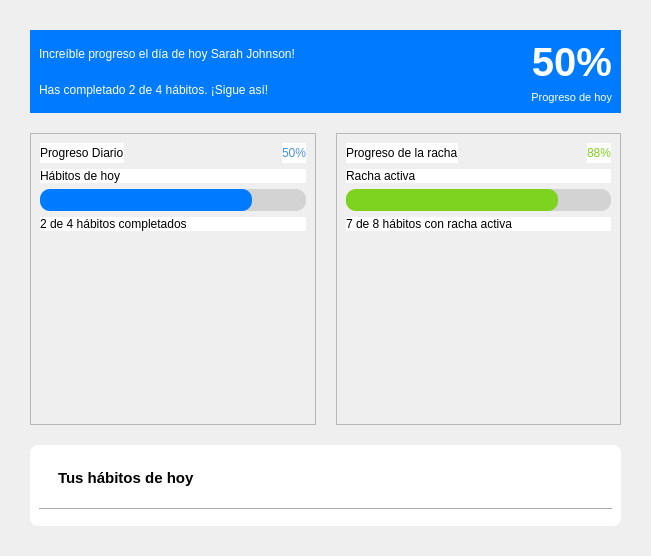
This is infraestructure/ui/pages/dashboard/dashboard_view.ui in judajaavAlt/PI2 as Qt 5 draws it before an edit. The edited form follows.
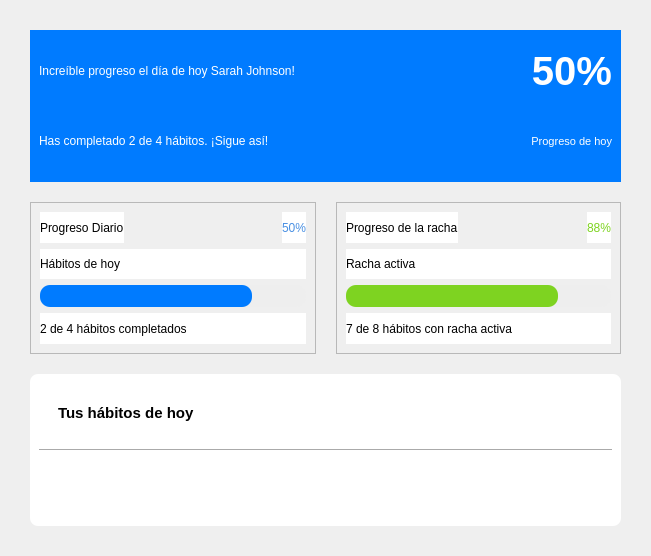
This is the edited form.

Commit message: adjusted dashboard habits widget

Diff of the .ui file:
```diff
--- a/infraestructure/ui/pages/dashboard/dashboard_view.ui
+++ b/infraestructure/ui/pages/dashboard/dashboard_view.ui
@@ -251,7 +251,7 @@
           <property name="styleSheet">
            <string notr="true">QProgressBar {
 	border-radius: 10px;
-	background: lightgray;  /* Color de fondo de la barra */
+	background: #EEEEEE;  /* Color de fondo de la barra */
 }
 QProgressBar::chunk {
 	background: #007BFF; /* Color de la parte llena de la barra */
@@ -276,19 +276,6 @@
           </property>
          </widget>
         </item>
-        <item>
-         <spacer name="verticalSpacer">
-          <property name="orientation">
-           <enum>Qt::Orientation::Vertical</enum>
-          </property>
-          <property name="sizeHint" stdset="0">
-           <size>
-            <width>20</width>
-            <height>40</height>
-           </size>
-          </property>
-         </spacer>
-        </item>
        </layout>
       </widget>
      </item>
@@ -354,7 +341,7 @@
           <property name="styleSheet">
            <string notr="true">QProgressBar {
 	border-radius: 10px;
-	background: lightgray;  /* Color de fondo de la barra */
+	background: #EEEEEE;  /* Color de fondo de la barra */
 }
 QProgressBar::chunk {
 	background: #7ED321; /* Color de la parte llena de la barra */
@@ -379,19 +366,6 @@
           </property>
          </widget>
         </item>
-        <item>
-         <spacer name="verticalSpacer_2">
-          <property name="orientation">
-           <enum>Qt::Orientation::Vertical</enum>
-          </property>
-          <property name="sizeHint" stdset="0">
-           <size>
-            <width>20</width>
-            <height>40</height>
-           </size>
-          </property>
-         </spacer>
-        </item>
        </layout>
       </widget>
      </item>
@@ -437,7 +411,14 @@
        </widget>
       </item>
       <item>
-       <widget class="QWidget" name="habitsContainer" native="true"/>
+       <widget class="QWidget" name="habitsContainer" native="true">
+        <property name="styleSheet">
+         <string notr="true">QWidget#habitsContainer {
+	margin:0;
+	padding:0;
+}</string>
+        </property>
+       </widget>
       </item>
      </layout>
     </widget>
```
Left out of the diff: 6 changed lines with no effect on the pictures. The commit also changes 1 other file.
